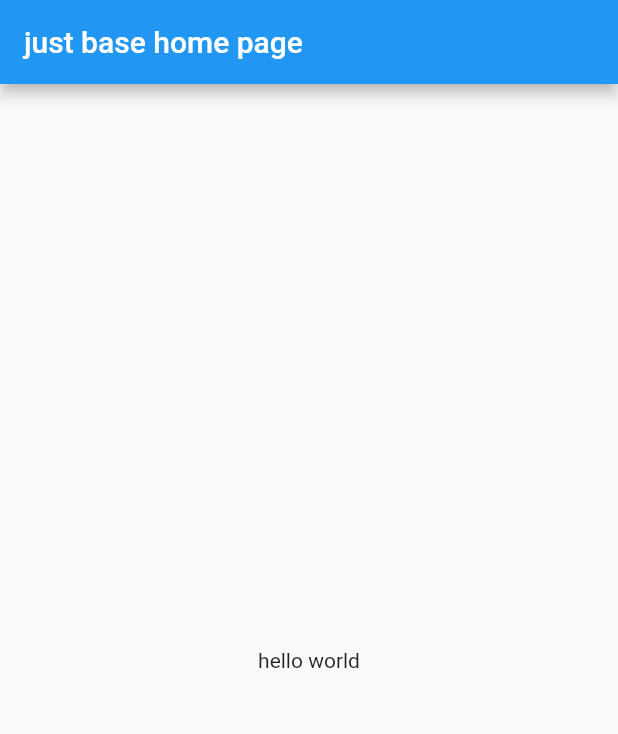
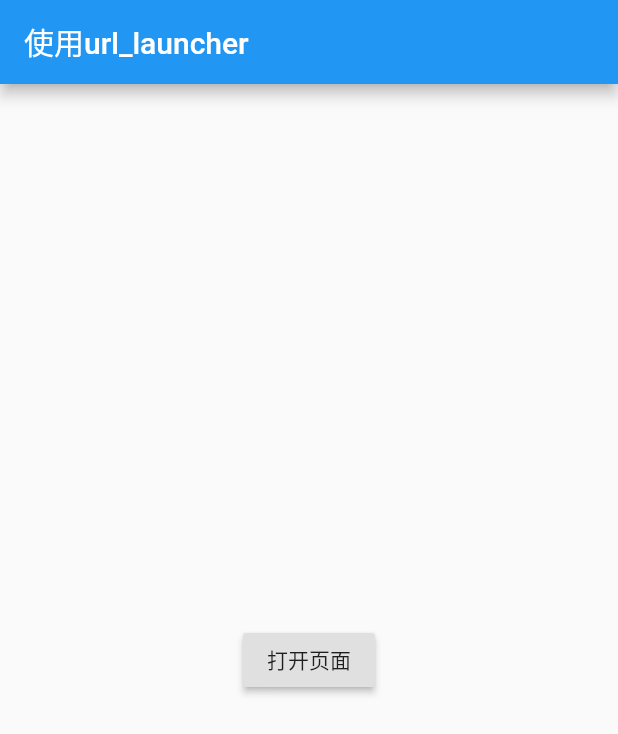
Before and after one commit to lirunkai/flutter_base, a Flutter app: the screen it shows after launch, on a phone screen of 412 x 824 dp. Shown: the top 734 px of the screen. Run offline on Flutter 3.47's test engine with Material 2 defaults, Android fonts, the phone set to English and light mode, and no system bars.

Commit message:
url_launcher

```diff
--- a/lib/main.dart
+++ b/lib/main.dart
@@ -1,14 +1,27 @@
 import 'package:flutter/material.dart';
+import 'package:url_launcher/url_launcher.dart';
 
-void main() => runApp(new MaterialApp(
-  title: 'new Flutter world',
+void main() => runApp(new MyApp());
+
+class MyApp extends StatelessWidget {
+  @override
+  Widget build(BuildContext context) {
+    return new MaterialApp(
+      title: '第三放url_launcher',
       home: new Scaffold(
         appBar: new AppBar(
-      actions: <Widget>[],
-      title: Text('just base home page'),
+          title: new Text('使用url_launcher'),
         ),
         body: new Center(
-      child: Text('hello world'),
+          child: new RaisedButton(
+            child: new Text('打开页面'),
+            onPressed: (){
+              const url = 'https://www.baidu.com';
+              launch(url);
+            },
           ),
         ),
-));
+      ),
+    );
+  }
+}
--- a/pubspec.yaml
+++ b/pubspec.yaml
@@ -23,6 +23,7 @@ dependencies:
   # The following adds the Cupertino Icons font to your application.
   # Use with the CupertinoIcons class for iOS style icons.
   cupertino_icons: ^0.1.2
+  url_launcher: 5.1.2
 
 dev_dependencies:
   flutter_test:
```
Also changed, not shown: pubspec.lock, 6 other files. Lines whose indentation alone changed are shown as unchanged.
